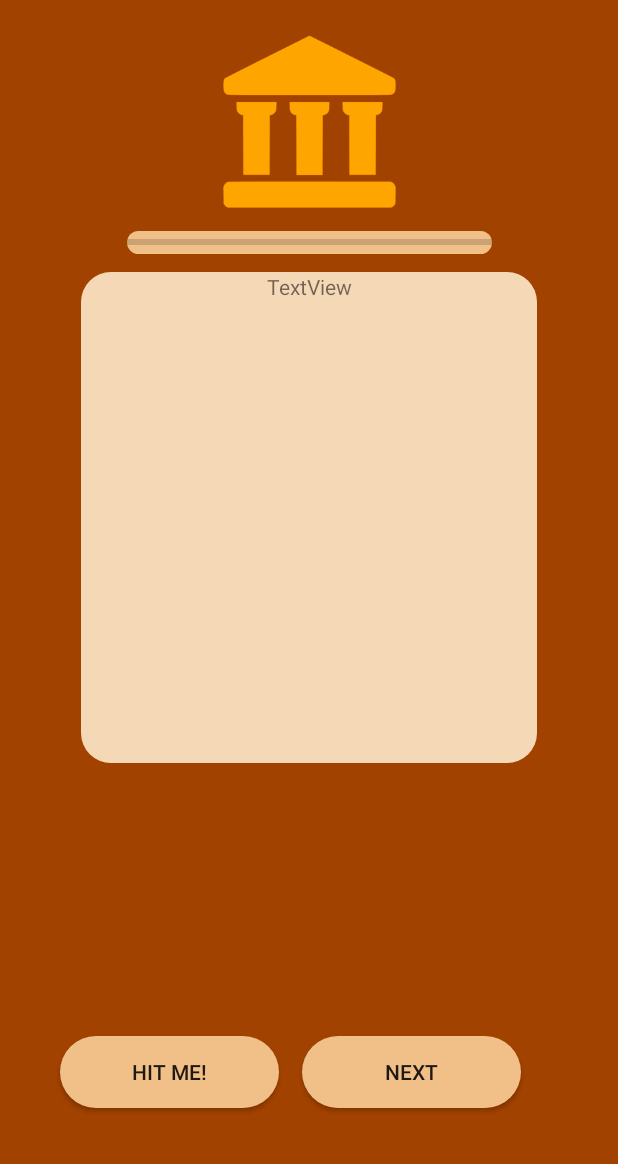
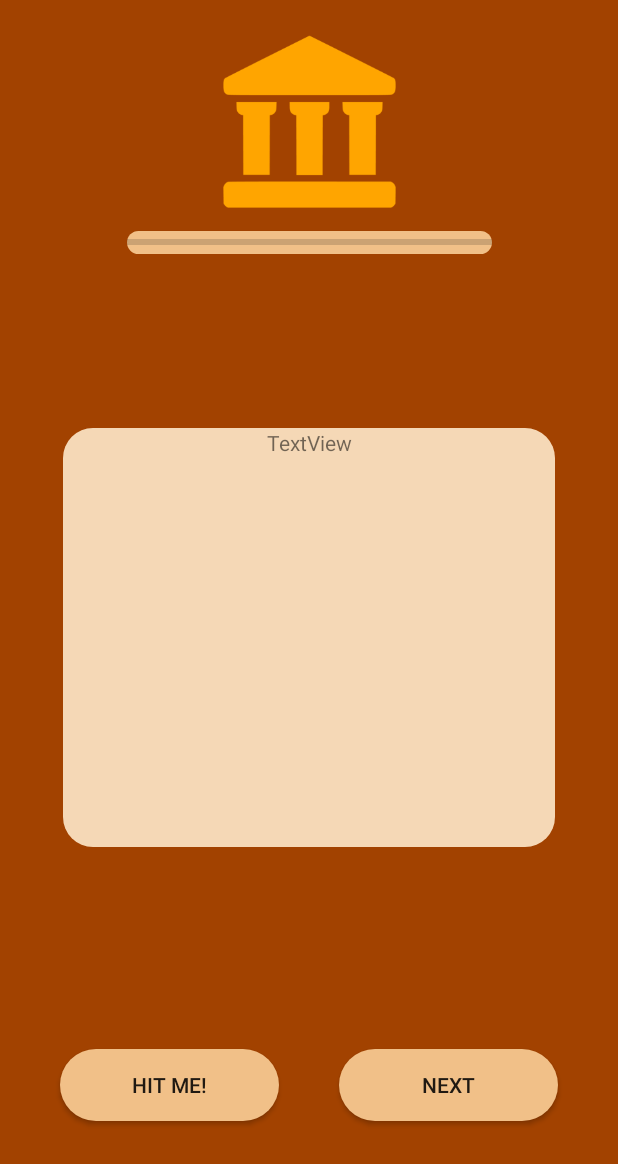
Before and after one commit to NaamaKessler/hackathon, an Android app: the TourActivity screen opened directly, with no data from a screen before it, on a phone screen of 412 x 824 dp. Shown: the top 1164 px of the screen. Run offline under Robolectric (Android 15) with nearby library versions, the phone set to English and light mode, and no system bars.

Commit message:
Update colors and buttons

```diff
--- a/app/src/main/java/tech/amuesy/amuesy/InMuseumActivity.java
+++ b/app/src/main/java/tech/amuesy/amuesy/InMuseumActivity.java
@@ -36,7 +36,7 @@
         musInfoActBtn.setOnClickListener(new View.OnClickListener() {
             @Override
             public void onClick(View v) {
-                Intent startIntent = new Intent(getApplicationContext(),TourCreatorActivity.class);
+                Intent startIntent = new Intent(getApplicationContext(),MusInfoActivity.class);
                 startActivity(startIntent);
             }
         });
--- a/app/src/main/res/layout/activity_tour.xml
+++ b/app/src/main/res/layout/activity_tour.xml
@@ -28,19 +28,15 @@
         android:layout_width="146dp"
         android:layout_height="wrap_content"
         android:layout_marginBottom="8dp"
-        android:layout_marginEnd="8dp"
-        android:layout_marginLeft="8dp"
-        android:layout_marginRight="8dp"
-        android:layout_marginStart="8dp"
+        android:layout_marginEnd="40dp"
+        android:layout_marginRight="40dp"
         android:layout_marginTop="8dp"
         android:background="@drawable/rounded_button"
         android:text="Next"
         app:layout_constraintBottom_toBottomOf="parent"
         app:layout_constraintEnd_toEndOf="parent"
-        app:layout_constraintHorizontal_bias="0.111"
-        app:layout_constraintStart_toEndOf="@+id/hitmeBtn"
         app:layout_constraintTop_toBottomOf="@+id/instructionsView"
-        app:layout_constraintVertical_bias="0.692" />
+        app:layout_constraintVertical_bias="0.65" />
 
     <Button
         android:id="@+id/hitmeBtn"
@@ -55,7 +51,7 @@
         app:layout_constraintBottom_toBottomOf="parent"
         app:layout_constraintStart_toStartOf="parent"
         app:layout_constraintTop_toBottomOf="@+id/instructionsView"
-        app:layout_constraintVertical_bias="0.692" />
+        app:layout_constraintVertical_bias="0.65" />
 
     <ProgressBar
         android:id="@+id/progressBar"
@@ -74,18 +70,21 @@
 
     <TextView
         android:id="@+id/instructionsView"
-        android:layout_width="304dp"
-        android:layout_height="327dp"
+        android:layout_width="328dp"
+        android:layout_height="279dp"
+        android:layout_marginBottom="8dp"
         android:layout_marginEnd="8dp"
         android:layout_marginLeft="8dp"
         android:layout_marginRight="8dp"
         android:layout_marginStart="8dp"
-        android:layout_marginTop="12dp"
+        android:layout_marginTop="8dp"
         android:background="@drawable/rounded_textview"
         android:text="TextView"
         android:textAlignment="center"
+        app:layout_constraintBottom_toBottomOf="parent"
         app:layout_constraintEnd_toEndOf="parent"
         app:layout_constraintStart_toStartOf="parent"
-        app:layout_constraintTop_toBottomOf="@+id/progressBar" />
+        app:layout_constraintTop_toBottomOf="@+id/progressBar"
+        app:layout_constraintVertical_bias="0.3" />
 
 </android.support.constraint.ConstraintLayout>
```
